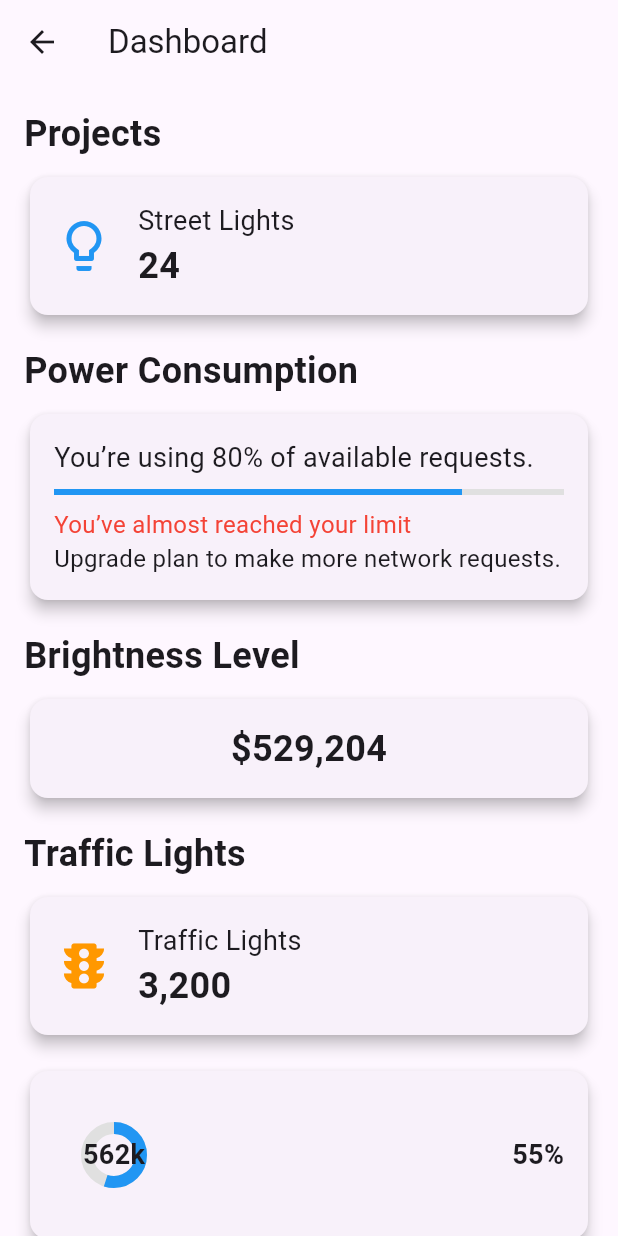
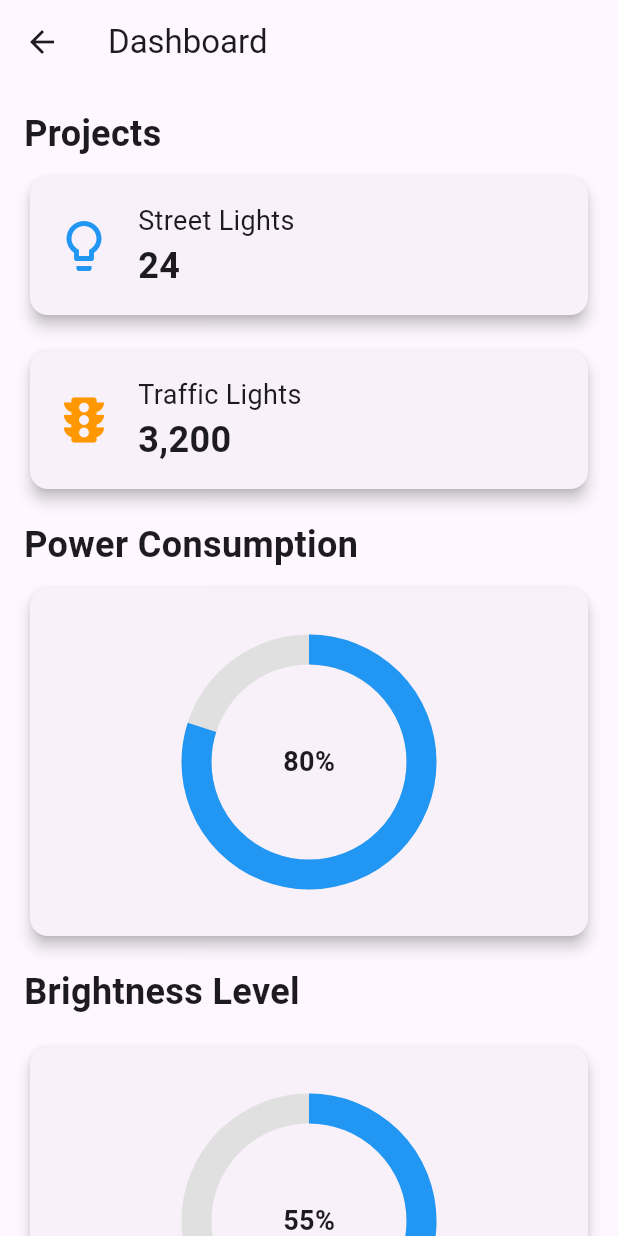
Before and after one commit to Lwys885/flutter351, a Flutter app: the Dashboard screen opened by its route, on a phone screen of 412 x 824 dp. Run offline on Flutter 3.47's test engine with Material 3 defaults, Android fonts, the phone set to English and light mode, and no system bars.

Commit message:
Besm Allah,  Dashboard, live status page completed.

```diff
--- a/lib/widgets/dashboard.dart
+++ b/lib/widgets/dashboard.dart
@@ -20,28 +20,21 @@ class Dashboard extends StatelessWidget {
                 SizedBox(height: 8),
                 _buildProjectCard(Icons.lightbulb_outline, 'Street Lights', '24'),
                 SizedBox(height: 16),
+                _buildTrafficLightsCard(Icons.traffic, '3,200'),
+                SizedBox(height: 16),
                 Text(
                   'Power Consumption',
                   style: TextStyle(fontSize: 24, fontWeight: FontWeight.bold),
                 ),
                 SizedBox(height: 8),
-                _buildPowerConsumptionCard(),
+                _buildPowerConsumptionCard(80),
                 SizedBox(height: 16),
                 Text(
                   'Brightness Level',
                   style: TextStyle(fontSize: 24, fontWeight: FontWeight.bold),
                 ),
-                SizedBox(height: 8),
-                _buildBrightnessLevelCard('\$529,204'),
                 SizedBox(height: 16),
-                Text(
-                  'Traffic Lights',
-                  style: TextStyle(fontSize: 24, fontWeight: FontWeight.bold),
-                ),
-                SizedBox(height: 8),
-                _buildTrafficLightsCard(Icons.traffic, '3,200'),
-                SizedBox(height: 16),
-                _buildFooterWithChart('562k', '55%'),
+                _buildPowerConsumptionCard(55),
               ],
             ),
           ),
@@ -71,7 +64,7 @@ class Dashboard extends StatelessWidget {
     );
   }
 
-  Widget _buildPowerConsumptionCard() {
+  Widget _buildPowerConsumptionCard(num percentage) {
     return Card(
       elevation: 4,
       child: Padding(
@@ -79,25 +72,32 @@ class Dashboard extends StatelessWidget {
         child: Column(
           crossAxisAlignment: CrossAxisAlignment.start,
           children: [
-            Text(
-              'You’re using 80% of available requests.',
-              style: TextStyle(fontSize: 18),
+            Center(
+              child: SizedBox(
+                width: 200,
+                height: 200,
+                child: Stack(
+                  alignment: Alignment.center,
+                  children: [
+                    SizedBox(
+                      width: 150,
+                      height: 150,
+                      child: CircularProgressIndicator(
+                        value: percentage/100,
+                        backgroundColor: Colors.grey[300],
+                        valueColor: AlwaysStoppedAnimation<Color>(Colors.blue),
+                        strokeWidth: 20,
+                      ),
+                    ),
+                    Text(
+                      '${percentage}%',
+                      style: TextStyle(fontSize: 18, fontWeight: FontWeight.bold),
+                    ),
+                  ],
+                ),
+              ),
             ),
-            SizedBox(height: 8),
-            LinearProgressIndicator(
-              value: 0.8,
-              backgroundColor: Colors.grey[300],
-              valueColor: AlwaysStoppedAnimation<Color>(Colors.blue),
-            ),
-            SizedBox(height: 8),
-            Text(
-              'You’ve almost reached your limit',
-              style: TextStyle(fontSize: 16, color: Colors.red),
-            ),
-            Text(
-              'Upgrade plan to make more network requests.',
-              style: TextStyle(fontSize: 16),
-            ),
+
           ],
         ),
       ),
```
Also changed, not shown: lib/widgets/livestatus.dart (+134 -15 lines).
